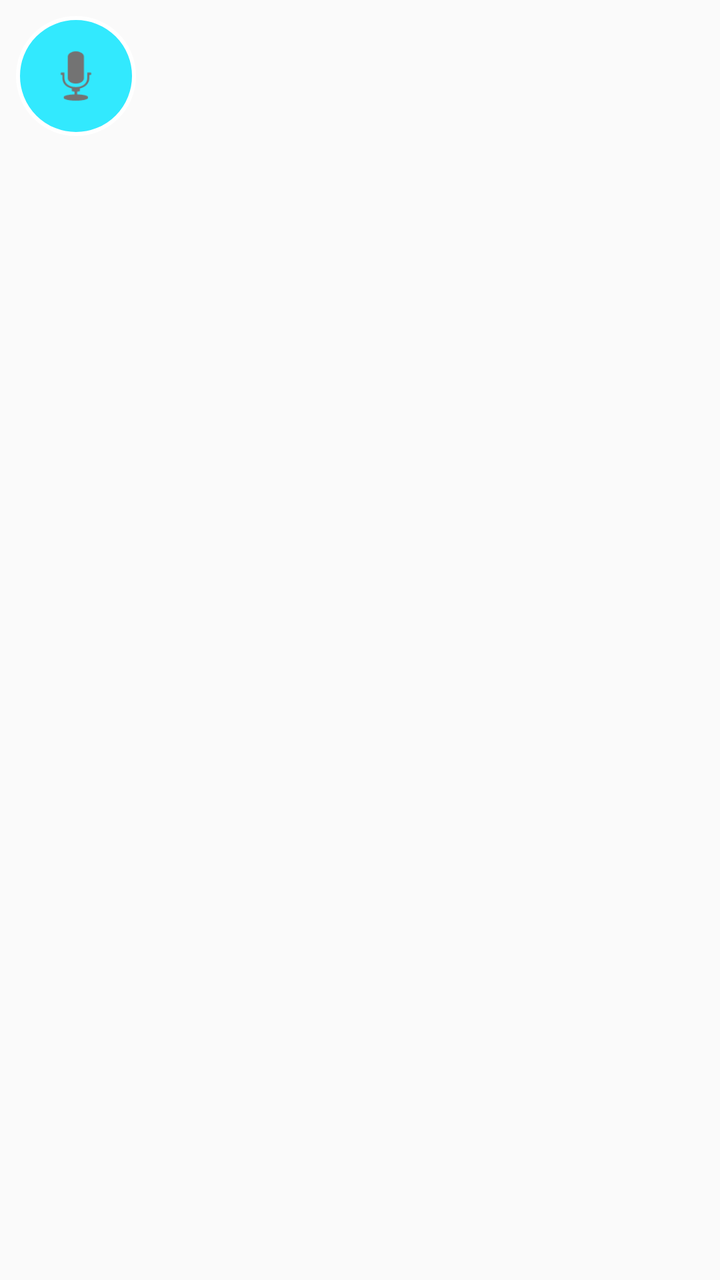
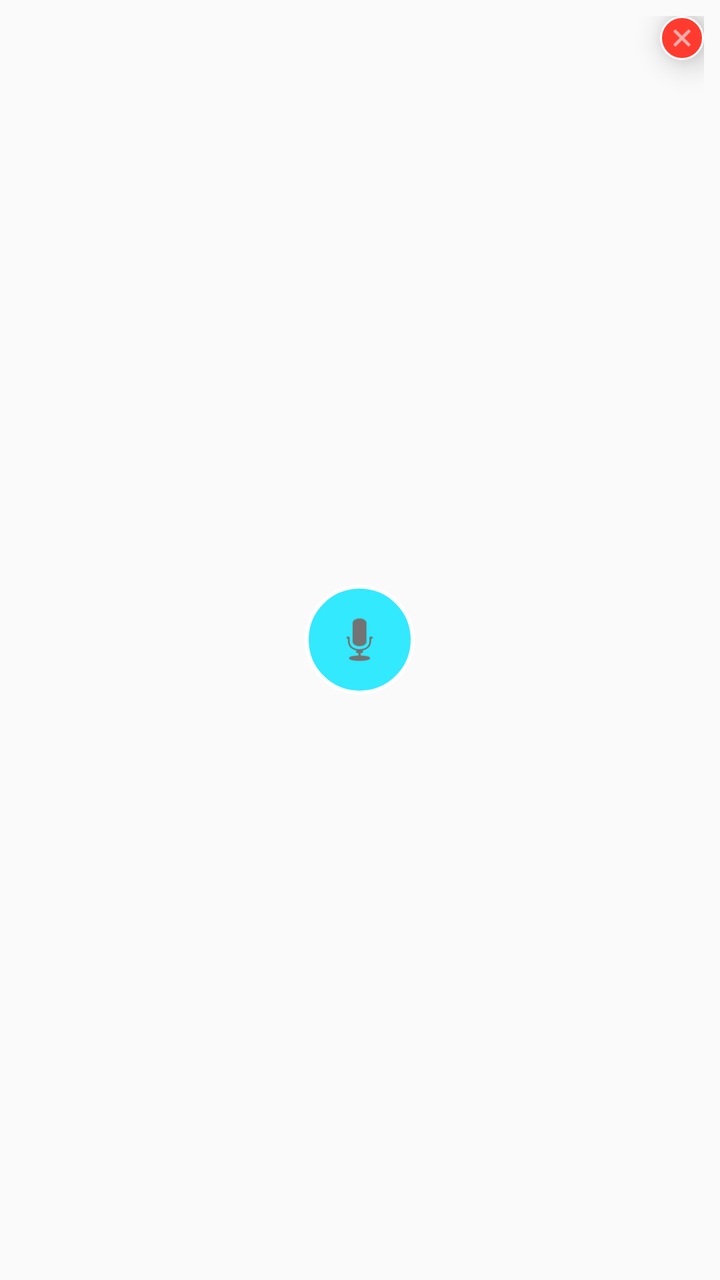

Screens rendered from an Android XML layout before and after an edit, with the pre-edit source and the edit as a unified diff.
<!-- AndroidManifest.xml: application theme Theme.AppCompat.DayNight.NoActionBar -->
<!-- res/layout/layout_floating_bubble.xml -->
<?xml version="1.0" encoding="utf-8"?>
<FrameLayout xmlns:android="http://schemas.android.com/apk/res/android"
    android:id="@+id/bubbleRoot"
    android:layout_width="wrap_content"
    android:layout_height="wrap_content"
    android:padding="8dp">

    
    <ImageView
        android:id="@+id/jellyBall"
        android:layout_width="60dp"
        android:layout_height="60dp"
        android:background="@drawable/bg_jelly_bubble"
        android:src="@android:drawable/ic_btn_speak_now"
        android:padding="12dp"
        android:elevation="8dp" />

    
    <LinearLayout
        android:id="@+id/panelExpand"
        android:layout_width="200dp"
        android:layout_height="wrap_content"
        android:layout_marginStart="70dp"
        android:layout_gravity="center_vertical"
        android:background="@drawable/bg_bubble_cyber"
        android:orientation="vertical"
        android:padding="12dp"
        android:visibility="gone"
        android:elevation="8dp">

        <TextView
            android:id="@+id/tvStatus"
            android:layout_width="wrap_content"
            android:layout_height="wrap_content"
            android:text="MENDENGARKAN..."
            android:textColor="#00E5FF"
            android:textSize="12sp"
            android:textStyle="bold" />

        <Button
            android:id="@+id/btnStop"
            android:layout_width="match_parent"
            android:layout_height="40dp"
            android:layout_marginTop="8dp"
            android:backgroundTint="#F44336"
            android:text="TIDUR (CLOSE)"
            android:textSize="10sp" />
    </LinearLayout>
</FrameLayout>
<!-- resources referenced by this layout -->
<resources>
  <!-- drawable bg_bubble_cyber (drawable) -->
  <?xml version="1.0" encoding="utf-8"?>
  <shape xmlns:android="http://schemas.android.com/apk/res/android"
      android:shape="rectangle">
      <solid android:color="#DD1E1E1E" /> 
      <corners android:radius="24dp" /> 
      <stroke android:width="2dp" android:color="#00E5FF" /> 
  </shape>
  <!-- drawable bg_jelly_bubble (drawable) -->
  <?xml version="1.0" encoding="utf-8"?>
  <shape xmlns:android="http://schemas.android.com/apk/res/android" android:shape="oval">
      <solid android:color="#CC00E5FF" />
      <stroke android:width="2dp" android:color="#FFFFFF" />
  </shape>
</resources>

<!-- the commit's change to res/layout/layout_floating_bubble.xml (unified diff, before → after) -->
@@ -8,42 +8,23 @@
     
     <ImageView
         android:id="@+id/jellyBall"
-        android:layout_width="60dp"
-        android:layout_height="60dp"
+        android:layout_width="55dp"
+        android:layout_height="55dp"
+        android:layout_gravity="center"
         android:background="@drawable/bg_jelly_bubble"
         android:src="@android:drawable/ic_btn_speak_now"
         android:padding="12dp"
         android:elevation="8dp" />
 
     
-    <LinearLayout
-        android:id="@+id/panelExpand"
-        android:layout_width="200dp"
-        android:layout_height="wrap_content"
-        android:layout_marginStart="70dp"
-        android:layout_gravity="center_vertical"
-        android:background="@drawable/bg_bubble_cyber"
-        android:orientation="vertical"
-        android:padding="12dp"
-        android:visibility="gone"
-        android:elevation="8dp">
-
-        <TextView
-            android:id="@+id/tvStatus"
-            android:layout_width="wrap_content"
-            android:layout_height="wrap_content"
-            android:text="MENDENGARKAN..."
-            android:textColor="#00E5FF"
-            android:textSize="12sp"
-            android:textStyle="bold" />
-
-        <Button
-            android:id="@+id/btnStop"
-            android:layout_width="match_parent"
-            android:layout_height="40dp"
-            android:layout_marginTop="8dp"
-            android:backgroundTint="#F44336"
-            android:text="TIDUR (CLOSE)"
-            android:textSize="10sp" />
-    </LinearLayout>
+    <ImageView
+        android:id="@+id/btnClose"
+        android:layout_width="22dp"
+        android:layout_height="22dp"
+        android:layout_gravity="top|end"
+        android:background="@drawable/bg_close_btn"
+        android:src="@android:drawable/ic_menu_close_clear_cancel"
+        android:tint="#FFFFFF"
+        android:padding="4dp"
+        android:elevation="10dp" />
 </FrameLayout>
<!-- resource entries referenced after the edit -->
@@ -1,12 +1,10 @@
 <!-- resources referenced by this layout -->
 <resources>
-  <!-- drawable bg_bubble_cyber (drawable) -->
+  <!-- drawable bg_close_btn (drawable) -->
   <?xml version="1.0" encoding="utf-8"?>
-  <shape xmlns:android="http://schemas.android.com/apk/res/android"
-      android:shape="rectangle">
-      <solid android:color="#DD1E1E1E" /> 
-      <corners android:radius="24dp" /> 
-      <stroke android:width="2dp" android:color="#00E5FF" /> 
+  <shape xmlns:android="http://schemas.android.com/apk/res/android" android:shape="oval">
+      <solid android:color="#FF3B30" />
+      <stroke android:width="1dp" android:color="#FFFFFF" />
   </shape>
   <!-- drawable bg_jelly_bubble (drawable) -->
   <?xml version="1.0" encoding="utf-8"?>
